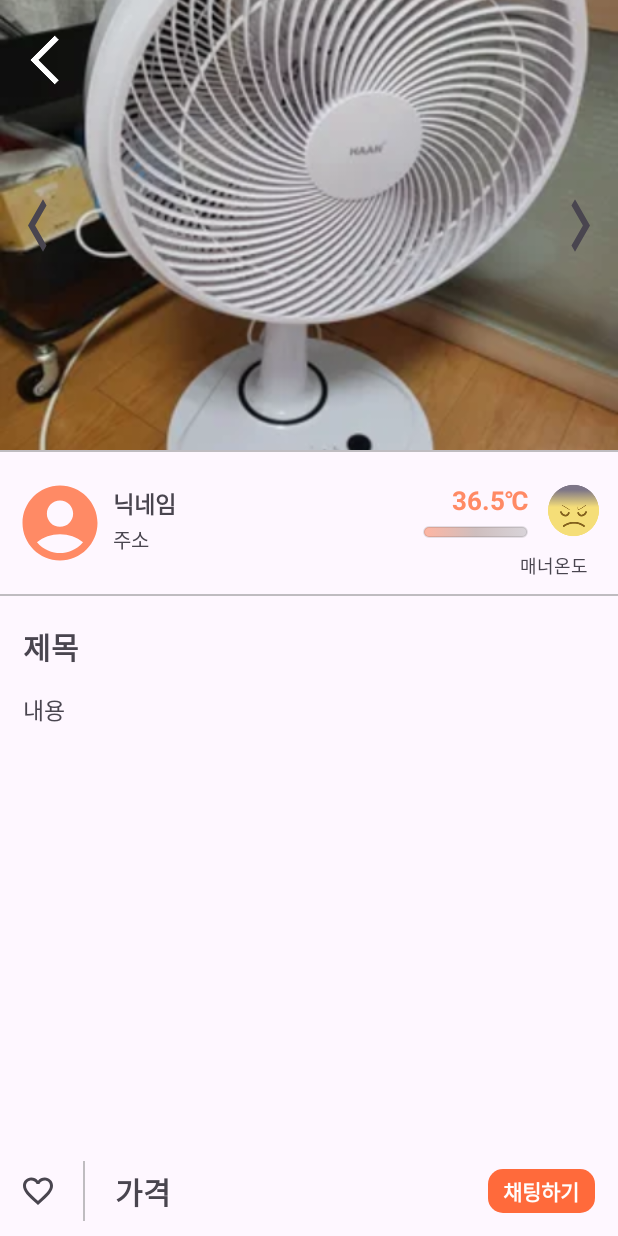
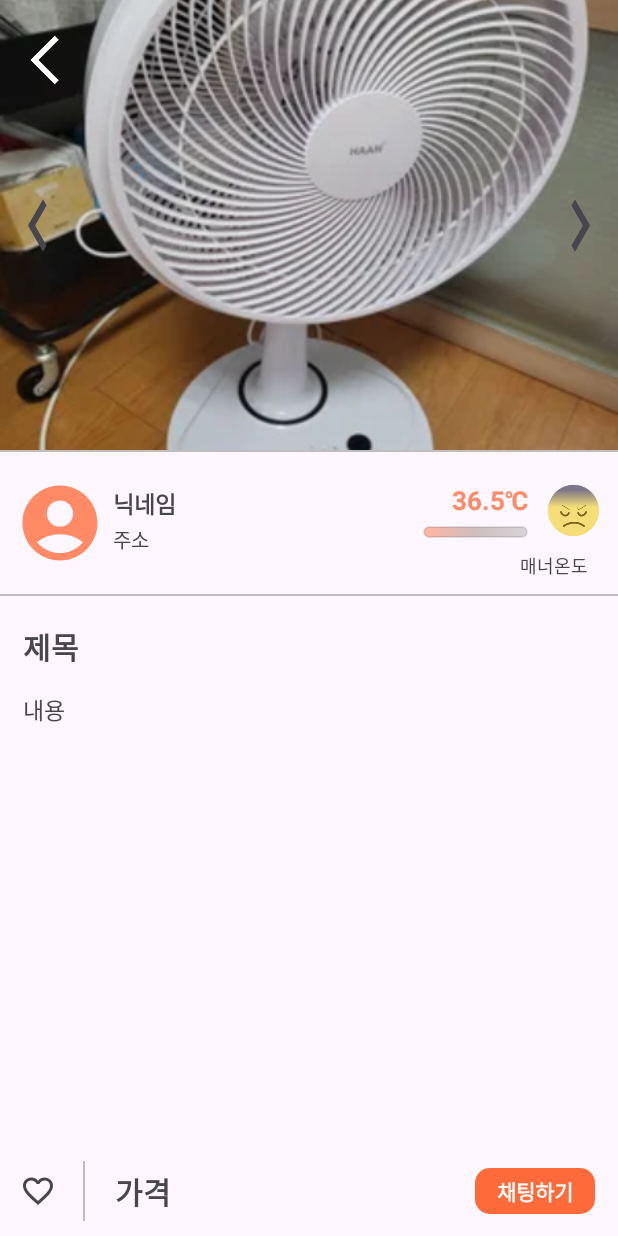
Before and after one commit to YoungjeongChoi/AppleMarket, an Android app: the DetailActivity screen opened directly, with no data from a screen before it, on a phone screen of 412 x 824 dp. Run offline under Robolectric (Android 15) with nearby library versions, the phone set to English and light mode, and no system bars.

Commit message:
Design : button

```diff
--- a/app/src/main/res/drawable/selector_btn.xml
+++ b/app/src/main/res/drawable/selector_btn.xml
@@ -5,6 +5,7 @@
         <shape android:shape="rectangle">
             <solid android:color="@color/light_orange"/>
             <corners android:radius="10dp"/>
+            <padding android:top="5dp" android:left="15dp" android:right="15dp" android:bottom="5dp"/>
         </shape>
 
     </item>
@@ -14,6 +15,7 @@
         <shape android:shape="rectangle">
             <solid android:color="@color/orange"/>
             <corners android:radius="10dp"/>
+            <padding android:top="5dp" android:left="15dp" android:right="15dp" android:bottom="5dp"/>
         </shape>
     </item>
 
--- a/app/src/main/res/layout/activity_detail.xml
+++ b/app/src/main/res/layout/activity_detail.xml
@@ -322,24 +322,23 @@
 
         <androidx.constraintlayout.widget.ConstraintLayout
             android:id="@+id/cl_detail_price_chat_btn"
-            android:layout_width="0dp"
-            android:layout_height="0dp"
+            android:layout_width="wrap_content"
+            android:layout_height="wrap_content"
             android:layout_marginTop="15dp"
-            android:layout_marginStart="15dp"
             android:layout_marginEnd="15dp"
             android:layout_marginBottom="15dp"
             android:background="@drawable/selector_btn"
 
             app:layout_constraintTop_toTopOf="parent"
-            app:layout_constraintStart_toEndOf="@+id/tv_detail_price"
             app:layout_constraintEnd_toEndOf="parent"
             app:layout_constraintBottom_toBottomOf="parent"
             >
 
             <TextView
-                android:layout_width="match_parent"
+                android:layout_width="wrap_content"
                 android:layout_height="match_parent"
                 android:gravity="center"
+                android:maxLines="1"
                 android:text="@string/chat"
                 android:textSize="14sp"
                 android:textColor="@color/white"
```
